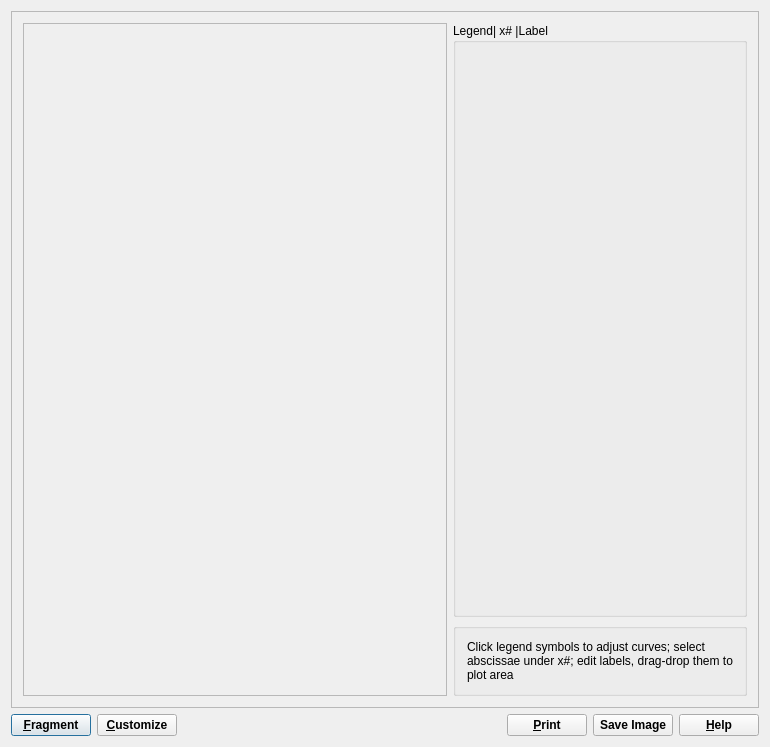
First picture: the form in GUI/Dialogs4/GraphDialog4.ui, repository gemshub/GEMSGUI, before the edit.
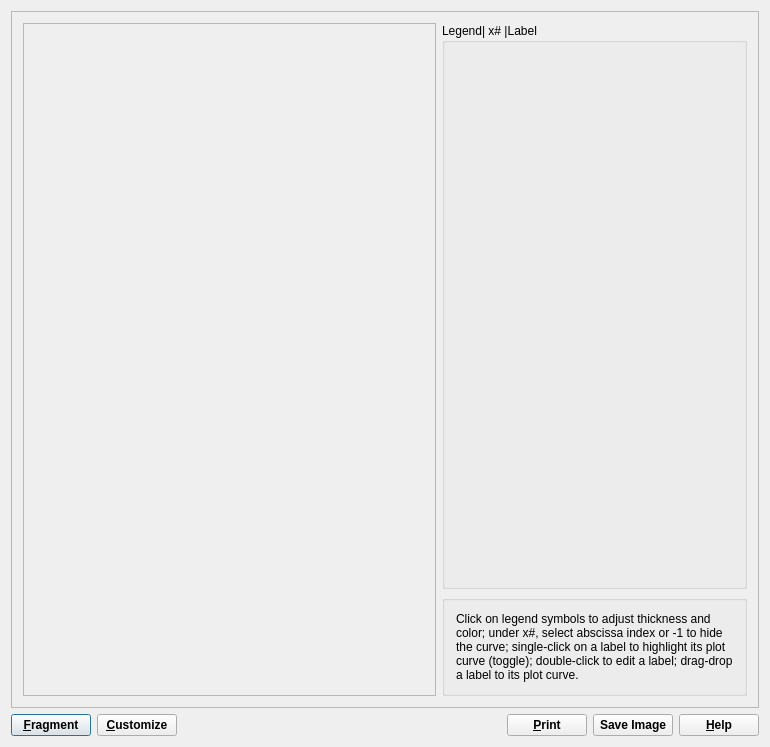
Second picture: the form after the edit.

Commit message: Improved the hint below legend in GraphDialog.

```diff
--- a/GUI/Dialogs4/GraphDialog4.ui
+++ b/GUI/Dialogs4/GraphDialog4.ui
@@ -96,7 +96,7 @@
             </sizepolicy>
            </property>
            <property name="text">
-            <string>Click legend symbols to adjust curves; select abscissae under x#; edit labels, drag-drop them to plot area</string>
+            <string>Click on legend symbols to adjust thickness and color; under x#, select abscissa index or -1 to hide the curve; single-click on a label to highlight its plot curve (toggle); double-click to edit a label; drag-drop a label to its plot curve.</string>
            </property>
            <property name="alignment">
             <set>Qt::AlignVCenter</set>
```
Left out of the diff: 25 changed lines with no effect on the pictures.
